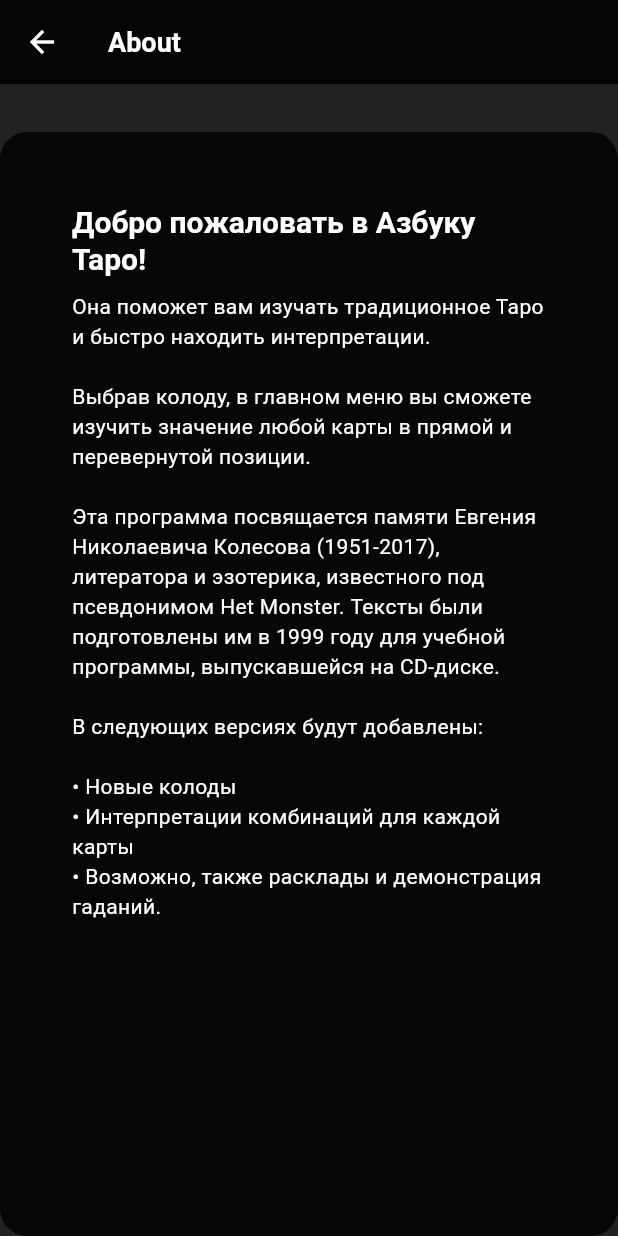
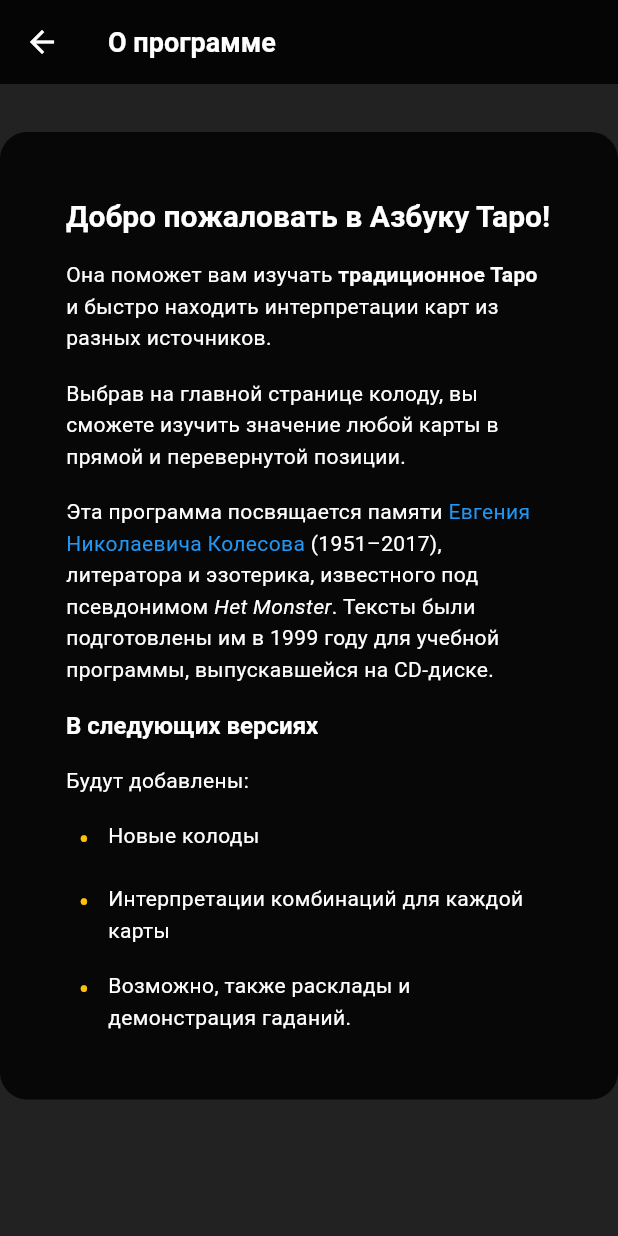
Before and after one commit to tarot-book/tarot-mini-app, a Flutter app: the AboutScreen screen opened by its route, on a phone screen of 412 x 824 dp. Run offline on Flutter 3.47's test engine with Material 3 defaults, Android fonts, the phone set to English and light mode, and no system bars; drawn by our look-alikes of flutter_markdown; our stand-ins replace flutter_dotenv, flutter_svg; network calls fail.

Commit message:
markdown support

```diff
--- a/lib/screens/about_screen.dart
+++ b/lib/screens/about_screen.dart
@@ -1,20 +1,24 @@
 import 'package:flutter/material.dart';
 import 'package:tarot_mini_app/widgets/layout/page_layout.dart';
-import 'package:tarot_mini_app/widgets/utils/text_section.dart';
+import 'package:tarot_mini_app/widgets/utils/markdown_section.dart';
 
 const aboutText = '''
-Она поможет вам изучать традиционное Таро и быстро находить интерпретации.
+# Добро пожаловать в Азбуку Таро!
 
-Выбрав колоду, в главном меню вы сможете изучить значение любой карты в прямой и перевернутой позиции.
+Она поможет вам изучать **традиционное Таро** и быстро находить интерпретации карт из разных источников.
 
-Эта программа посвящается памяти Евгения Николаевича Колесова (1951-2017), литератора и эзотерика, известного под псевдонимом Het Monster. Тексты были подготовлены им в 1999 году для учебной программы, выпускавшейся на CD-диске.
+Выбрав на главной странице колоду, вы сможете изучить значение любой карты в прямой и перевернутой позиции.
 
-В следующих версиях будут добавлены:
+Эта программа посвящается памяти [Евгения Николаевича Колесова](https://ru.wikipedia.org/wiki/%D0%9A%D0%BE%D0%BB%D0%B5%D1%81%D0%BE%D0%B2,_%D0%95%D0%B2%D0%B3%D0%B5%D0%BD%D0%B8%D0%B9_%D0%9D%D0%B8%D0%BA%D0%BE%D0%BB%D0%B0%D0%B5%D0%B2%D0%B8%D1%87) (1951–2017), литератора и эзотерика, известного под псевдонимом _Het Monster_.
+Тексты были подготовлены им в 1999 году для учебной программы, выпускавшейся на CD-диске.
 
-• Новые колоды
-• Интерпретации комбинаций для каждой карты
-• Возможно, также расклады и демонстрация гаданий.
+## В следующих версиях
 
+Будут добавлены:
+
+- Новые колоды
+- Интерпретации комбинаций для каждой карты
+- Возможно, также расклады и демонстрация гаданий.
 ''';
 
 class AboutScreen extends StatelessWidget {
@@ -23,14 +27,10 @@ class AboutScreen extends StatelessWidget {
   @override
   Widget build(BuildContext context) {
     return Scaffold(
-      appBar: AppBar(title: const Text('About')),
-      body: PageLayout(
-        child: Padding(
-          padding: const EdgeInsets.all(16.0),
-          child: TextSection(
-            title: 'Добро пожаловать в Азбуку Таро!',
-            content: aboutText,
-          ),
+      appBar: AppBar(title: const Text('О программе')),
+      body: SingleChildScrollView( // ✅ Нужно обязательно
+        child: PageLayout(
+          child: MarkdownSection(data: aboutText),
         ),
       ),
     );
--- /dev/null
+++ b/lib/theme/markdown.dart
@@ -0,0 +1,22 @@
+import 'package:flutter/material.dart';
+import 'package:flutter_markdown/flutter_markdown.dart';
+
+MarkdownStyleSheet buildMarkdownStyleSheet(BuildContext context) {
+  final theme = Theme.of(context);
+  final textTheme = theme.textTheme;
+  final colorScheme = theme.colorScheme;
+
+  return MarkdownStyleSheet(
+    h1: textTheme.headlineLarge, // keep h1 big
+    h2: textTheme.headlineSmall, // make h2 smaller
+    h3: textTheme.titleLarge,
+    p: textTheme.bodyMedium?.copyWith(height: 1.5),
+    listBullet: textTheme.bodyMedium?.copyWith(
+      color: colorScheme.secondary,
+      fontSize: (textTheme.bodyMedium?.fontSize ?? 16) + 4,
+      fontWeight: FontWeight.bold,
+    ),
+    blockSpacing: 16,
+    textAlign: WrapAlignment.start,
+  );
+}
--- a/lib/theme/theme.dart
+++ b/lib/theme/theme.dart
@@ -9,6 +9,7 @@ final ThemeData appTheme = ThemeData(
   appBarTheme: AppBarTheme(backgroundColor: AppColors.background, elevation: 0),
   textTheme: const TextTheme(
     headlineLarge: TextStyle(fontSize: 20, fontWeight: FontWeight.bold),
+    headlineSmall: TextStyle(fontSize: 16, fontWeight: FontWeight.bold),
     titleLarge: TextStyle(fontSize: 18, fontWeight: FontWeight.w600),
     titleMedium: TextStyle(
       fontSize: 16,
--- a/lib/widgets/cards/meaning_content.dart
+++ b/lib/widgets/cards/meaning_content.dart
@@ -1,5 +1,5 @@
 import 'package:flutter/material.dart';
-import 'package:tarot_mini_app/widgets/utils/text_section.dart';
+import 'package:tarot_mini_app/widgets/utils/markdown_section.dart';
 
 /// A widget that displays tarot card meaning text in a styled container.
 /// Can be used for both straight and reversed meanings.
@@ -10,6 +10,6 @@ class MeaningContent extends StatelessWidget {
 
   @override
   Widget build(BuildContext context) {
-    return TextSection(content: text, useContainer: true);
+    return MarkdownSection(data: text);
   }
 }
--- a/lib/widgets/decks/deck_descriptor.dart
+++ b/lib/widgets/decks/deck_descriptor.dart
@@ -1,5 +1,5 @@
 import 'package:flutter/material.dart';
-import 'package:tarot_mini_app/widgets/utils/text_section.dart';
+import 'package:tarot_mini_app/widgets/utils/markdown_section.dart';
 import '../../models/deck.dart';
 // Correct the import!
 
@@ -19,12 +19,7 @@ class DeckDescription extends StatelessWidget {
       alignment: Alignment.topLeft,
       child: ConstrainedBox(
         constraints: const BoxConstraints(maxWidth: 600),
-        child: TextSection(
-          title: deck.name,
-          content: deck.description,
-          textAlign: textAlign,
-          useContainer: false, // or true if you want background
-        ),
+        child: MarkdownSection(data: '## ${deck.name}\n\n${deck.description}' )
       ),
     );
   }
--- /dev/null
+++ b/lib/widgets/utils/markdown_section.dart
@@ -0,0 +1,81 @@
+import 'package:flutter/material.dart';
+import 'package:flutter_markdown/flutter_markdown.dart';
+import 'package:tarot_mini_app/theme/markdown.dart';
+import 'package:url_launcher/url_launcher.dart';
+
+/// A reusable widget for displaying formatted Markdown content
+/// with automatic link handling and fade-in animation.
+class MarkdownSection extends StatefulWidget {
+  final String data;
+  final double maxWidth;
+  final EdgeInsetsGeometry padding;
+  final Duration animationDuration;
+
+  const MarkdownSection({
+    super.key,
+    required this.data,
+    this.maxWidth = 600,
+    this.padding = const EdgeInsets.all(12),
+    this.animationDuration = const Duration(milliseconds: 500),
+  });
+
+  @override
+  State<MarkdownSection> createState() => _MarkdownSectionState();
+}
+
+class _MarkdownSectionState extends State<MarkdownSection> with SingleTickerProviderStateMixin {
+  late AnimationController _controller;
+  late Animation<double> _animation;
+
+  Future<void> _onTapLink(String? text, String? href, String? title) async {
+    if (href == null) return;
+
+    final uri = Uri.tryParse(href);
+    if (uri != null && await canLaunchUrl(uri)) {
+      await launchUrl(uri, mode: LaunchMode.externalApplication);
+    } else {
+      debugPrint('Could not launch $href');
+    }
+  }
+
+  @override
+  void initState() {
+    super.initState();
+    _controller = AnimationController(
+      vsync: this,
+      duration: widget.animationDuration,
+    );
+    _animation = CurvedAnimation(
+      parent: _controller,
+      curve: Curves.easeInOut,
+    );
+    _controller.forward(); // Start animation immediately
+  }
+
+  @override
+  void dispose() {
+    _controller.dispose();
+    super.dispose();
+  }
+
+  @override
+  Widget build(BuildContext context) {
+    return FadeTransition(
+      opacity: _animation,
+      child: Align(
+        alignment: Alignment.topLeft,
+        child: ConstrainedBox(
+          constraints: BoxConstraints(maxWidth: widget.maxWidth),
+          child: Padding(
+            padding: widget.padding,
+            child: MarkdownBody(
+              data: widget.data,
+              styleSheet: buildMarkdownStyleSheet(context),
+              onTapLink: _onTapLink,
+            ),
+          ),
+        ),
+      ),
+    );
+  }
+}
--- a/lib/widgets/utils/text_section.dart
+++ /dev/null
@@ -1,64 +0,0 @@
-import 'package:flutter/material.dart';
-
-/// A reusable widget for displaying a titled section of text content.
-/// Useful for deck descriptions, card meanings, about pages, etc.
-class TextSection extends StatelessWidget {
-  final String? title;
-  final String content;
-  final TextAlign textAlign;
-  final EdgeInsetsGeometry padding;
-  final double maxWidth;
-  final bool useContainer;
-
-  const TextSection({
-    super.key,
-    this.title,
-    required this.content,
-    this.textAlign = TextAlign.start,
-    this.padding = const EdgeInsets.all(12),
-    this.maxWidth = 600,
-    this.useContainer = false,
-  });
-
-  @override
-  Widget build(BuildContext context) {
-    final textTheme = Theme.of(context).textTheme;
-
-    Widget inner = Column(
-      crossAxisAlignment: CrossAxisAlignment.start,
-      children: [
-        if (title != null) ...[
-          Text(
-            title!,
-            style: textTheme.headlineLarge,
-          ),
-          const SizedBox(height: 8),
-        ],
-        Text(
-          content,
-          textAlign: textAlign,
-          style: textTheme.bodyMedium,
-        ),
-      ],
-    );
-
-    if (useContainer) {
-      inner = Container(
-        padding: padding,
-        decoration: BoxDecoration(
-          color: Theme.of(context).colorScheme.surfaceContainerHighest,
-          borderRadius: BorderRadius.circular(8),
-        ),
-        child: inner,
-      );
-    }
-
-    return Align(
-      alignment: Alignment.topLeft,
-      child: ConstrainedBox(
-        constraints: BoxConstraints(maxWidth: maxWidth),
-        child: inner,
-      ),
-    );
-  }
-}
--- a/pubspec.yaml
+++ b/pubspec.yaml
@@ -38,6 +38,8 @@ dependencies:
   flutter_dotenv: ^5.1.0
   provider: ^6.1.0
   flutter_svg: ^2.0.7
+  flutter_markdown: ^0.6.17
+  url_launcher: ^6.3.1
 
 dev_dependencies:
   flutter_test:
```
Also changed, not shown: pubspec.lock, 11 other files.
